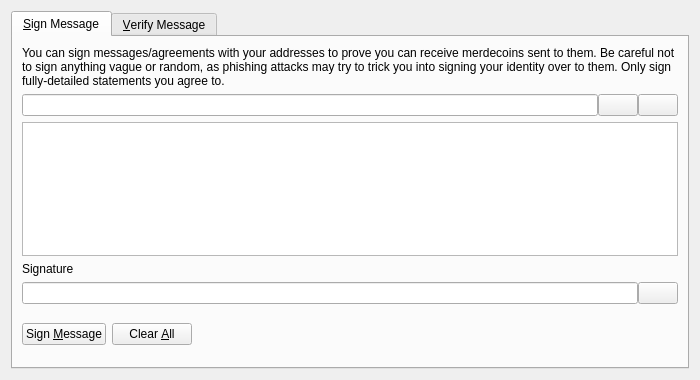
This is merdecoin-0.01/src/qt/forms/signverifymessagedialog.ui in merde-libertas/merdecoin as Qt 5 draws it before an edit. The edited form follows.
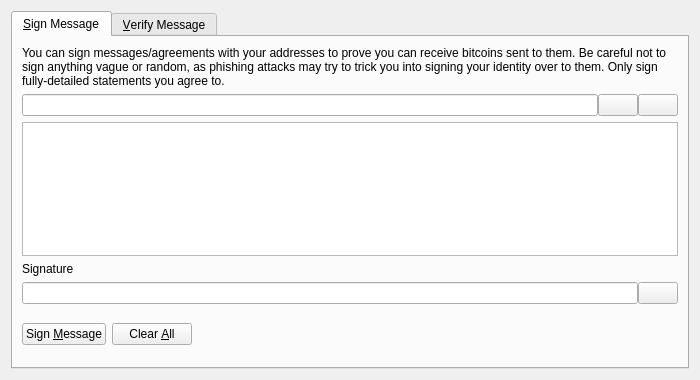
This is the edited form. Icons and pictures are not drawn. Custom widgets are drawn as their Qt base class.

What changed in the file:
```diff
--- a/merdecoin-0.01/src/qt/forms/signverifymessagedialog.ui
+++ b/merdecoin-0.01/src/qt/forms/signverifymessagedialog.ui
@@ -30,7 +30,7 @@
        <item>
         <widget class="QLabel" name="infoLabel_SM">
          <property name="text">
-          <string>You can sign messages/agreements with your addresses to prove you can receive merdecoins sent to them. Be careful not to sign anything vague or random, as phishing attacks may try to trick you into signing your identity over to them. Only sign fully-detailed statements you agree to.</string>
+          <string>You can sign messages/agreements with your addresses to prove you can receive bitcoins sent to them. Be careful not to sign anything vague or random, as phishing attacks may try to trick you into signing your identity over to them. Only sign fully-detailed statements you agree to.</string>
          </property>
          <property name="textFormat">
           <enum>Qt::PlainText</enum>
```
Left out of the diff: 26 changed lines with no effect on the pictures.
